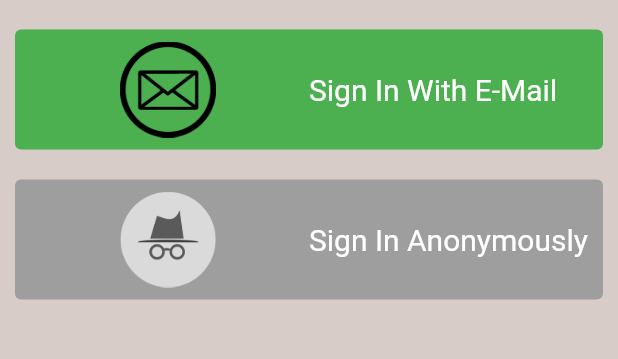
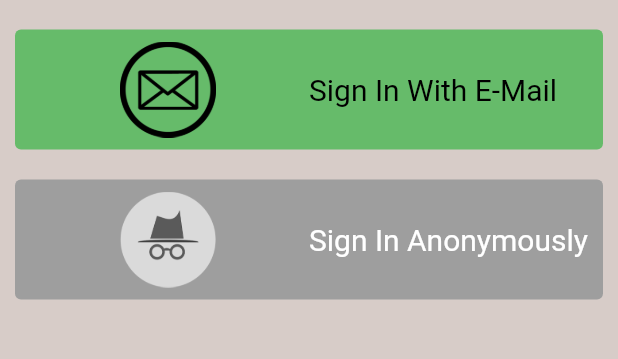
Before and after one commit to theselfobsessedgeek/book-perception, a Flutter app: the screen it shows after launch, on a phone screen of 412 x 824 dp, the part 518-877 px from its top. Run offline on Flutter 3.47's test engine with Material 2 defaults, Android fonts, the phone set to English and light mode, and no system bars; missing offline and left inert: dart:ffi.

Commit message:
MainPage UI Complete

```diff
--- a/lib/Screens/sign_in_screen.dart
+++ b/lib/Screens/sign_in_screen.dart
@@ -40,8 +40,9 @@ class SignInScreen extends StatelessWidget {
                  text:"Sign In With Google"
              ),
              SignInButton(path:"assets/images/mail.png",
-               bgColor: Colors.green,
-               fgColor: Colors.white,
+
+               bgColor: Colors.green[400],
+               fgColor: Colors.black,
                text:"Sign In With E-Mail",
              ),
              SignInButton(path:"assets/images/incognito.png",
```
